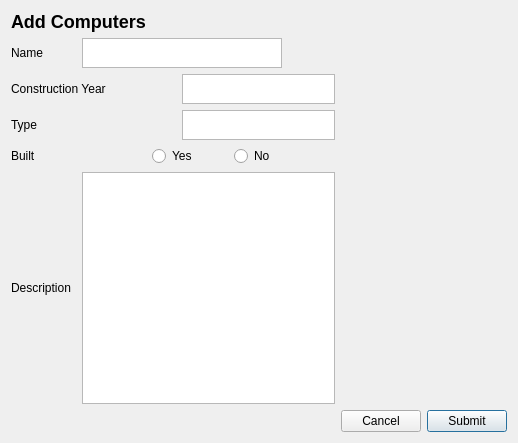
This is add_computers.ui in HKH515/VLN56 as Qt 5 draws it before an edit. The edited form follows.
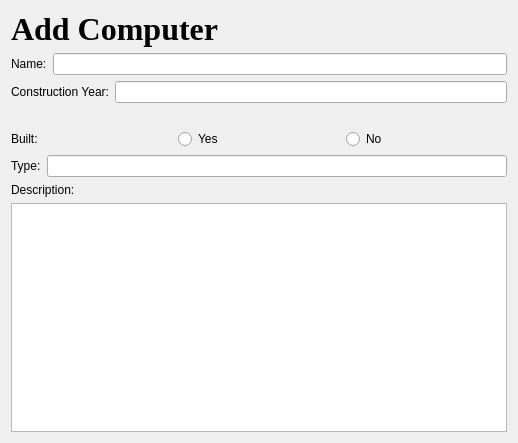
This is the edited form.

Commit message: new add computer window

What changed in the file:
```diff
--- a/add_computers.ui
+++ b/add_computers.ui
@@ -15,125 +15,100 @@
   </property>
   <layout class="QVBoxLayout" name="verticalLayout">
    <item>
-    <layout class="QGridLayout" name="gridLayout">
-     <item row="5" column="1" colspan="5">
-      <widget class="QPlainTextEdit" name="Input_compDescr">
-       <property name="maximumSize">
-        <size>
-         <width>1000</width>
-         <height>500</height>
-        </size>
+    <widget class="QLabel" name="label_2">
+     <property name="font">
+      <font>
+       <family>Georgia</family>
+       <pointsize>24</pointsize>
+       <weight>75</weight>
+       <bold>true</bold>
+      </font>
+     </property>
+     <property name="text">
+      <string>Add Computer</string>
+     </property>
+    </widget>
+   </item>
+   <item>
+    <layout class="QHBoxLayout" name="horizontalLayout">
+     <item>
+      <widget class="QLabel" name="label_4">
+       <property name="text">
+        <string>Name:</string>
        </property>
       </widget>
      </item>
-     <item row="0" column="0" colspan="2">
+     <item>
+      <widget class="QLineEdit" name="lineEdit_3"/>
+     </item>
+    </layout>
+   </item>
+   <item>
+    <layout class="QHBoxLayout" name="horizontalLayout_2">
+     <item>
+      <widget class="QLabel" name="label_3">
+       <property name="text">
+        <string>Construction Year:</string>
+       </property>
+      </widget>
+     </item>
+     <item>
+      <widget class="QLineEdit" name="lineEdit_2"/>
+     </item>
+    </layout>
+   </item>
+   <item>
+    <layout class="QHBoxLayout" name="horizontalLayout_4">
+     <property name="topMargin">
+      <number>20</number>
+     </property>
+     <item>
       <widget class="QLabel" name="label">
        <property name="text">
-        <string>&lt;h2&gt;Add Computers&lt;/h2&gt;</string>
+        <string>Built:</string>
        </property>
       </widget>
      </item>
-     <item row="1" column="1" colspan="4">
-      <widget class="QTextEdit" name="input_ComputersName">
-       <property name="maximumSize">
-        <size>
-         <width>16777215</width>
-         <height>30</height>
-        </size>
-       </property>
-      </widget>
-     </item>
-     <item row="1" column="0">
-      <widget class="QLabel" name="label_2">
-       <property name="text">
-        <string>Name</string>
-       </property>
-      </widget>
-     </item>
-     <item row="2" column="0" colspan="3">
-      <widget class="QLabel" name="label_7">
-       <property name="text">
-        <string>Construction Year</string>
-       </property>
-      </widget>
-     </item>
-     <item row="2" column="3" colspan="3">
-      <widget class="QTextEdit" name="Input_constructYear">
-       <property name="maximumSize">
-        <size>
-         <width>16777215</width>
-         <height>30</height>
-        </size>
-       </property>
-      </widget>
-     </item>
-     <item row="3" column="3" colspan="3">
-      <widget class="QTextEdit" name="Input_type">
-       <property name="maximumSize">
-        <size>
-         <width>16777215</width>
-         <height>30</height>
-        </size>
-       </property>
-      </widget>
-     </item>
-     <item row="4" column="0" colspan="2">
-      <widget class="QLabel" name="label_5">
-       <property name="text">
-        <string>Built</string>
-       </property>
-      </widget>
-     </item>
-     <item row="3" column="0" colspan="3">
-      <widget class="QLabel" name="label_6">
-       <property name="text">
-        <string>Type</string>
-       </property>
-      </widget>
-     </item>
-     <item row="4" column="2" colspan="2">
-      <widget class="QRadioButton" name="radioButton_Yes">
+     <item>
+      <widget class="QRadioButton" name="radioButton">
        <property name="text">
         <string>Yes</string>
        </property>
       </widget>
      </item>
-     <item row="4" column="4">
-      <widget class="QRadioButton" name="radioButton_No">
+     <item>
+      <widget class="QRadioButton" name="radioButton_2">
        <property name="text">
         <string>No</string>
        </property>
       </widget>
      </item>
-     <item row="6" column="7">
-      <widget class="QPushButton" name="pushButton_Submit">
+    </layout>
+   </item>
+   <item>
+    <layout class="QHBoxLayout" name="horizontalLayout_3">
+     <item>
+      <widget class="QLabel" name="label_5">
        <property name="text">
-        <string>Submit</string>
+        <string>Type:</string>
        </property>
       </widget>
      </item>
-     <item row="6" column="6">
-      <widget class="QPushButton" name="pushButton_cancel">
-       <property name="text">
-        <string>Cancel</string>
-       </property>
-      </widget>
+     <item>
+      <widget class="QLineEdit" name="lineEdit"/>
      </item>
-     <item row="5" column="0">
-      <widget class="QLabel" name="label_3">
-       <property name="maximumSize">
-        <size>
-         <width>100</width>
-         <height>16777215</height>
-        </size>
-       </property>
-       <property name="text">
-        <string>Description</string>
-       </property>
-      </widget>
-     </item>
     </layout>
    </item>
+   <item>
+    <widget class="QLabel" name="label_6">
+     <property name="text">
+      <string>Description:</string>
+     </property>
+    </widget>
+   </item>
+   <item>
+    <widget class="QTextEdit" name="textEdit"/>
+   </item>
   </layout>
  </widget>
  <resources/>
```
